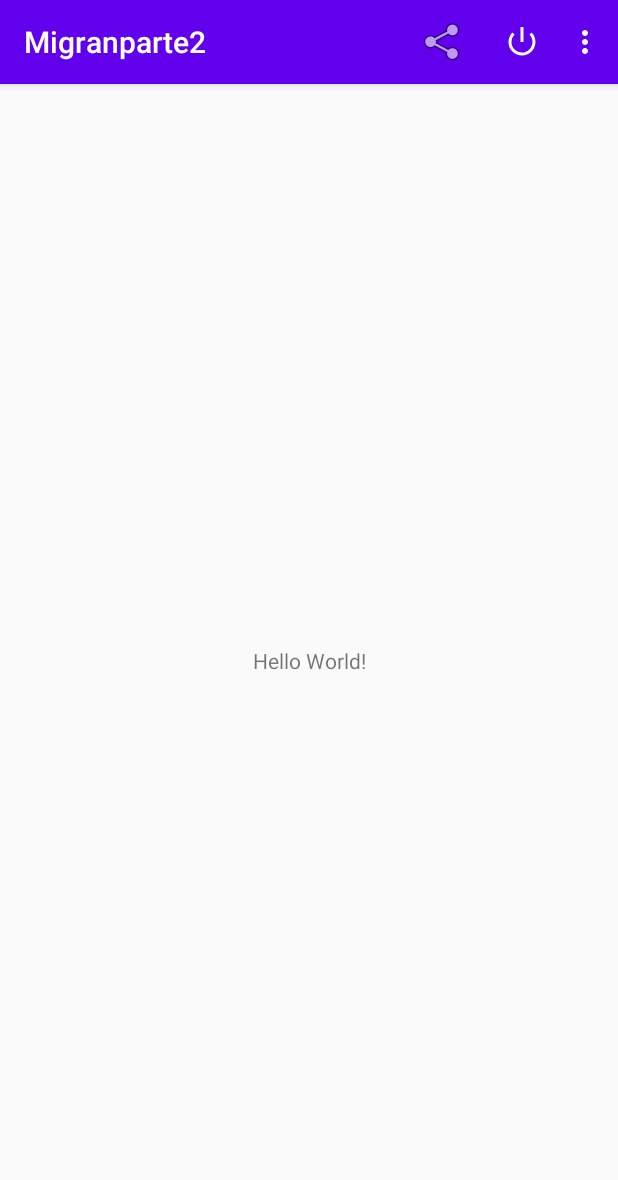
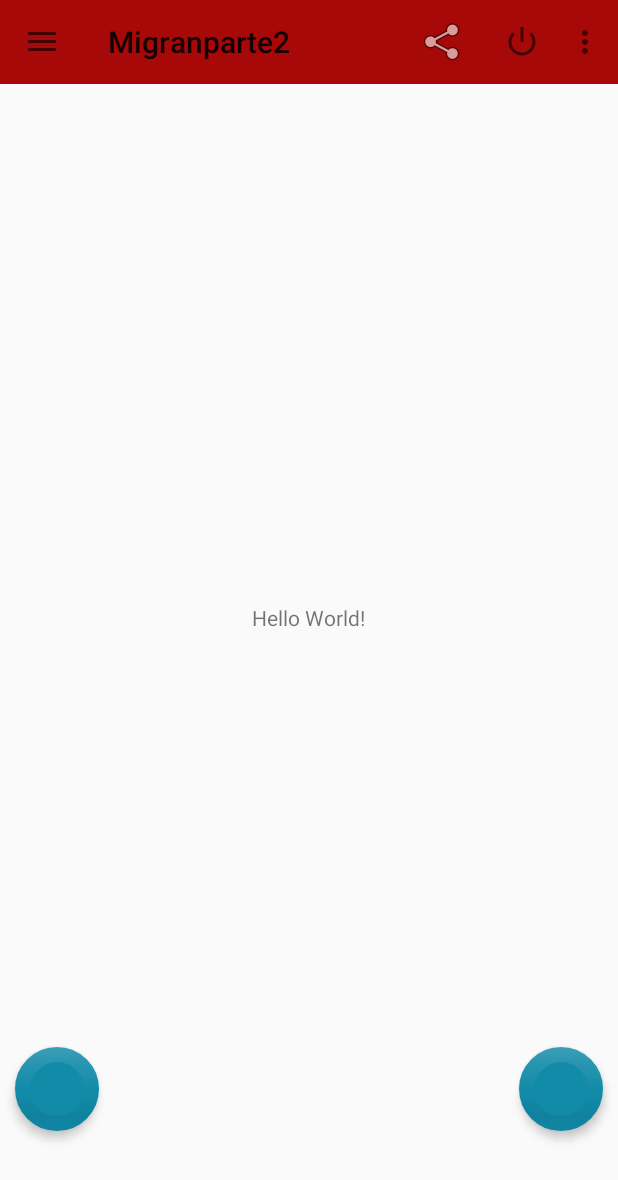
Before and after one commit to csar8a/propartApp, an Android app: the screen it shows after launch (MainActivity), on a phone screen of 412 x 824 dp. Shown: the top 1180 px of the screen. Run offline under Robolectric (Android 15) with nearby library versions, the phone set to English and light mode, and no system bars.

Commit message:
toolbar and actions button in material design

```diff
--- a/app/build.gradle
+++ b/app/build.gradle
@@ -31,4 +31,5 @@ dependencies {
     testImplementation 'junit:junit:4.12'
     androidTestImplementation 'androidx.test.ext:junit:1.1.1'
     androidTestImplementation 'androidx.test.espresso:espresso-core:3.2.0'
+    implementation 'com.google.android.material:material:1.0.0-rc01'
 }
--- a/app/src/main/res/layout/activity_main.xml
+++ b/app/src/main/res/layout/activity_main.xml
@@ -1,18 +1,48 @@
 <?xml version="1.0" encoding="utf-8"?>
-<androidx.constraintlayout.widget.ConstraintLayout xmlns:android="http://schemas.android.com/apk/res/android"
+<androidx.coordinatorlayout.widget.CoordinatorLayout xmlns:android="http://schemas.android.com/apk/res/android"
     xmlns:app="http://schemas.android.com/apk/res-auto"
     xmlns:tools="http://schemas.android.com/tools"
     android:layout_width="match_parent"
     android:layout_height="match_parent"
     tools:context=".MainActivity">
-
     <TextView
         android:layout_width="wrap_content"
         android:layout_height="wrap_content"
-        android:text="Hello World!"
-        app:layout_constraintBottom_toBottomOf="parent"
-        app:layout_constraintLeft_toLeftOf="parent"
-        app:layout_constraintRight_toRightOf="parent"
-        app:layout_constraintTop_toTopOf="parent" />
+        android:layout_gravity="center"
+        android:text="Hello World!" />
 
-</androidx.constraintlayout.widget.ConstraintLayout>
+
+    <androidx.appcompat.widget.Toolbar
+        android:id="@+id/toolbar"
+        android:layout_width="match_parent"
+        android:layout_height="wrap_content"
+        android:background="#a70909"
+        android:minHeight="?attr/actionBarSize"/>
+    <com.google.android.material.floatingactionbutton.FloatingActionButton
+        android:layout_width="wrap_content"
+        android:layout_height="wrap_content"
+        android:layout_gravity="bottom|right"
+        android:layout_marginRight="10dp"
+        android:layout_marginBottom="70dp"
+        android:tag="fabderecha"
+        app:backgroundTint="#128ba9"
+        app:borderWidth="10dp"
+        app:elevation="4dp"
+        app:fabSize="normal"
+        app:rippleColor="#43e3ff"
+        android:onClick="fabderecha"/>
+    <com.google.android.material.floatingactionbutton.FloatingActionButton
+        android:layout_width="wrap_content"
+        android:layout_height="wrap_content"
+        android:layout_gravity="bottom|left"
+        android:layout_marginLeft="10dp"
+        android:layout_marginBottom="70dp"
+        android:tag="fabizquierda"
+        app:backgroundTint="#128ba9"
+        app:borderWidth="10dp"
+        app:elevation="4dp"
+        app:fabSize="normal"
+        app:rippleColor="#43e3ff"
+        android:onClick="fabizquierda"
+        />
+</androidx.coordinatorlayout.widget.CoordinatorLayout>
--- /dev/null
+++ b/app/src/main/res/layout/drawerlayout.xml
@@ -0,0 +1,25 @@
+<androidx.drawerlayout.widget.DrawerLayout
+    xmlns:android="http://schemas.android.com/apk/res/android"
+    xmlns:app="http://schemas.android.com/apk/res-auto"
+    android:id="@+id/drawer_layout"
+    android:layout_width="match_parent"
+    android:layout_height="match_parent"
+    android:fitsSystemWindows="true">
+    <!--El contenido de la actividad -->
+    <include
+        layout="@layout/activity_main"
+        android:layout_width="match_parent"
+        android:layout_height="match_parent" />
+    <!--El contenido del Navigation Drawer -->
+    <com.google.android.material.navigation.NavigationView
+        android:id="@+id/nav_view"
+        android:layout_width="wrap_content"
+        android:layout_height="match_parent"
+        android:layout_gravity="start"
+        android:fitsSystemWindows="true"
+        app:headerLayout="@layout/nav_header_main"
+        app:menu="@menu/menu2" />
+
+
+
+</androidx.drawerlayout.widget.DrawerLayout>
--- /dev/null
+++ b/app/src/main/res/menu/menu2.xml
@@ -0,0 +1,26 @@
+<menu xmlns:android="http://schemas.android.com/apk/res/android">
+    <group android:checkableBehavior="single">
+        <item android:id="@+id/nav_comunicacion"
+            android:icon="@android:drawable/ic_menu_gallery"
+            android:title="Comunicacion" />
+        <item android:id="@+id/nav_intenciones"
+            android:icon="@android:drawable/ic_menu_gallery"
+            android:title="Intenciones" />
+        <item android:id="@+id/nav_multimedia"
+            android:icon="@android:drawable/ic_menu_gallery"
+            android:title="Multimedia" />
+        <item android:id="@+id/nav_permisos"
+            android:icon="@android:drawable/ic_menu_gallery"
+            android:title="Permisos" />
+    </group>
+    <item android:title="Acciones adicionales">
+        <menu>
+            <item android:id="@+id/nav_compartir"
+                android:icon="@android:drawable/ic_menu_share"
+                android:title="Compartir" />
+            <item android:id="@+id/nav_salir"
+                android:icon="@android:drawable/ic_menu_manage"
+                android:title="Salir" />
+        </menu>
+    </item>
+</menu>
--- a/app/src/main/res/values/strings.xml
+++ b/app/src/main/res/values/strings.xml
@@ -1,3 +1,5 @@
 <resources>
     <string name="app_name">Migranparte2</string>
+    <string name="drawer_open">abrir</string>
+    <string name="drawer_close">cerarr</string>
 </resources>
--- a/app/src/main/res/values/styles.xml
+++ b/app/src/main/res/values/styles.xml
@@ -1,7 +1,7 @@
 <resources>
 
     <!-- Base application theme. -->
-    <style name="AppTheme" parent="Theme.AppCompat.Light.DarkActionBar">
+    <style name="AppTheme" parent="Theme.AppCompat.Light.NoActionBar">
         <!-- Customize your theme here. -->
         <item name="colorPrimary">@color/colorPrimary</item>
         <item name="colorPrimaryDark">@color/colorPrimaryDark</item>
```
Also changed, not shown: app/src/main/java/com/ingwilson/migranparte2/MainActivity.java (+102 -2 lines), app/src/main/res/layout/nav_header_main.xml (added, +30 -0 lines).
